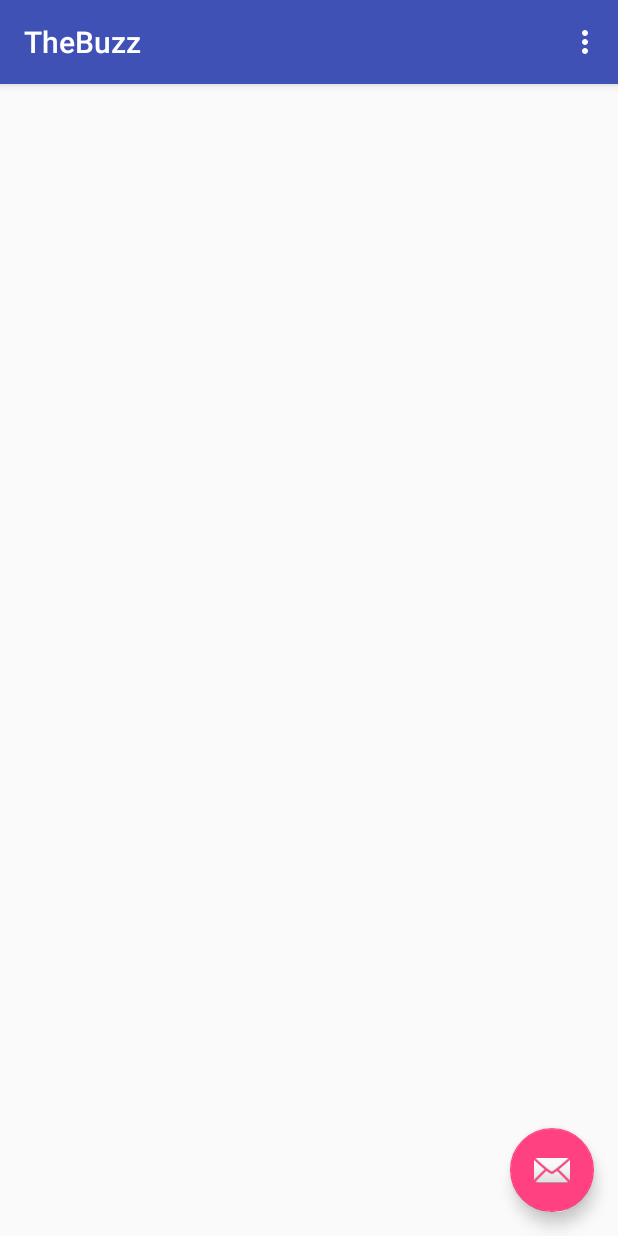
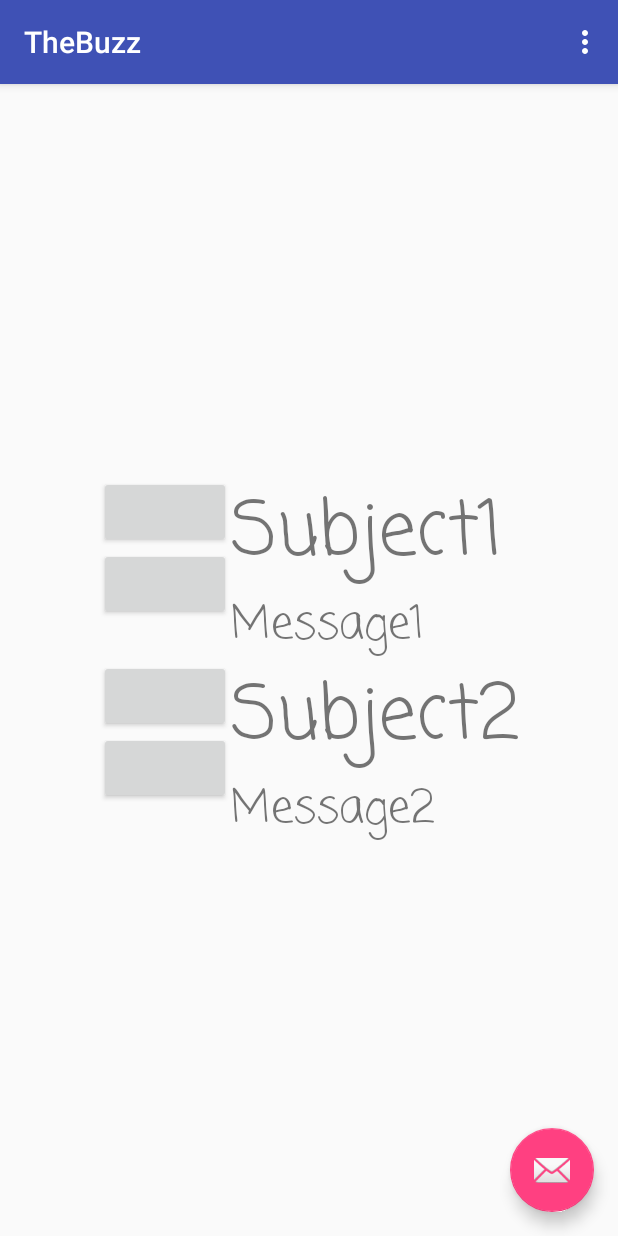
Before and after one commit to VanZandtr/CSE216-Reddit-Project, an Android app: the screen it shows after launch (MainActivity), on a phone screen of 412 x 824 dp. Run offline under Robolectric (Android 15) with nearby library versions, the phone set to English and light mode, and no system bars; our stand-ins replace Volley.

Commit message:
added some test data sets for now; added buttons to listview

```diff
--- a/android/app/src/main/java/edu/lehigh/cse216/buzzboys/Data/Message.java
+++ b/android/app/src/main/java/edu/lehigh/cse216/buzzboys/Data/Message.java
@@ -36,4 +36,9 @@ public class Message {
         m = new Message(id, uid, sub, mes, up, down);
         return m;
     }
+
+    public static Message[] TestMessages = new Message[] {
+            new Message(0, 0, "Subject1", "Message1", 1, 0),
+            new Message(1, 0, "Subject2", "Message2", 0, 1)
+    };
 }
--- a/android/app/src/main/java/edu/lehigh/cse216/buzzboys/Data/User.java
+++ b/android/app/src/main/java/edu/lehigh/cse216/buzzboys/Data/User.java
@@ -1,4 +1,6 @@
 package edu.lehigh.cse216.buzzboys.Data;
+
+import java.util.ArrayList;
 
 public class User {
     public int ID;
@@ -16,4 +18,10 @@ public class User {
         lastName = ln;
         email = e;
     }
+
+    //A list of statically named users, for when
+    public static User[] TestUsers = new User[] {
+            new User(0, "User1", "John", "Doe", "john@gmail.com"),
+            new User(0, "User2", "Jane", "Doe", "jane@gmail.com")
+    };
 }
--- a/android/app/src/main/java/edu/lehigh/cse216/buzzboys/ItemListAdapter.java
+++ b/android/app/src/main/java/edu/lehigh/cse216/buzzboys/ItemListAdapter.java
@@ -49,7 +49,7 @@ class ItemListAdapter extends RecyclerView.Adapter<ItemListAdapter.ViewHolder> {
     @Override
     public void onBindViewHolder(ViewHolder holder, int position) {
         Message m = messages.get(position);
-        holder.index.setText(Integer.toString(m.ID));
+        holder.index.setText(m.subject);
         holder.text.setText(m.message);
     }
 }
--- a/android/app/src/main/java/edu/lehigh/cse216/buzzboys/MainActivity.java
+++ b/android/app/src/main/java/edu/lehigh/cse216/buzzboys/MainActivity.java
@@ -43,8 +43,16 @@ public class MainActivity extends AppCompatActivity {
         Toolbar toolbar = (Toolbar) findViewById(R.id.toolbar);
         setSupportActionBar(toolbar);
 
+        RecyclerView rv = (RecyclerView) findViewById(R.id.message_list_view);
+        rv.setLayoutManager(new LinearLayoutManager(this));
+        ItemListAdapter adapter = new ItemListAdapter(this, messages);
+        rv.setAdapter(adapter);
+
+        if (VolleySingleton.OFFLINE)
+            for (Message m : Message.TestMessages)
+                messages.add(m);
+        else {
             VolleySingleton volleySingleton = VolleySingleton.getInstance(this);
-
             StringRequest stringRequest = new StringRequest(Request.Method.GET, VolleySingleton.usersUrl,
                     new Response.Listener<String>() {
                         @Override
@@ -60,7 +68,7 @@ public class MainActivity extends AppCompatActivity {
                     }
             );
             volleySingleton.addRequest(stringRequest);
-
+        }
         FloatingActionButton fab = (FloatingActionButton) findViewById(R.id.fab);
         fab.setOnClickListener(new View.OnClickListener() {
             @Override
@@ -83,10 +91,6 @@ public class MainActivity extends AppCompatActivity {
             return;
         }
         Log.d("TheBuzz", "Successfully parsed Messages");
-        RecyclerView rv = (RecyclerView) findViewById(R.id.message_list_view);
-        rv.setLayoutManager(new LinearLayoutManager(this));
-        ItemListAdapter adapter = new ItemListAdapter(this, messages);
-        rv.setAdapter(adapter);
     }
 
     @Override
--- a/android/app/src/main/java/edu/lehigh/cse216/buzzboys/VolleySingleton.java
+++ b/android/app/src/main/java/edu/lehigh/cse216/buzzboys/VolleySingleton.java
@@ -6,13 +6,17 @@ import com.android.volley.Request;
 import com.android.volley.RequestQueue;
 import com.android.volley.toolbox.Volley;
 
+import edu.lehigh.cse216.buzzboys.Data.Message;
+
 /**
  * Responsible for communicating with Heroku.
+ * TODO: Find a better name for VolleySingleton
+ * TODO: Methods for getting basic data
  * TODO: Enable testing functionality; ie be able to return some data without an internet connection
  */
 public class VolleySingleton {
 
-
+    public final static boolean OFFLINE = true;
 
     private final static String baseUrl = "postgres://bqmyghussmyoch:0b4491be62bc014a18f2f4c7795067a7e1c898b2bf20102729254cbdf748f9cf@ec2-54-83-27-165.compute-1.amazonaws.com:5432/d27ergo5pr6bta";
     public final static String usersUrl = baseUrl + "/users";
--- a/android/app/src/main/res/layout/content_main.xml
+++ b/android/app/src/main/res/layout/content_main.xml
@@ -24,7 +24,8 @@
         app:layout_constraintBottom_toBottomOf="parent"
         app:layout_constraintLeft_toLeftOf="parent"
         app:layout_constraintRight_toRightOf="parent"
-        app:layout_constraintTop_toTopOf="parent">
+        app:layout_constraintTop_toTopOf="parent"
+        >
 
     </android.support.v7.widget.RecyclerView>
 
--- a/android/app/src/main/res/layout/list_item.xml
+++ b/android/app/src/main/res/layout/list_item.xml
@@ -1,16 +1,40 @@
 <?xml version="1.0" encoding="utf-8"?>
 <LinearLayout xmlns:android="http://schemas.android.com/apk/res/android"
-    android:orientation="vertical" android:layout_width="match_parent"
+    android:orientation="horizontal" android:layout_width="match_parent"
     android:layout_height="match_parent">
+
+    <LinearLayout
+        android:layout_width="wrap_content"
+        android:layout_height="wrap_content"
+        android:orientation="vertical">
+        <Button
+            android:id="@+id/message_upvote"
+            android:layout_width="wrap_content"
+            android:layout_height="wrap_content" />
+        <Button
+            android:id="@+id/message_downvote"
+            android:layout_width="wrap_content"
+            android:layout_height="wrap_content" />
+    </LinearLayout>
+
+    <LinearLayout
+        android:layout_width="wrap_content"
+        android:layout_height="wrap_content"
+        android:orientation="vertical">
         <TextView
             android:id="@+id/listItemIndex"
             android:layout_width="match_parent"
             android:layout_height="wrap_content"
+            android:fontFamily="casual"
+            android:textSize="50dp"
             android:text="" />
 
         <TextView
             android:id="@+id/listItemText"
             android:layout_width="match_parent"
             android:layout_height="wrap_content"
+            android:textSize="30dp"
+            android:fontFamily="casual"
             android:text="" />
     </LinearLayout>
+</LinearLayout>
```
Lines whose indentation alone changed are shown as unchanged.
